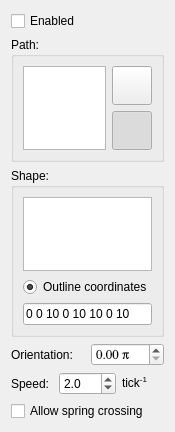
Above: simulator/ui/qactuatorwidget.ui from dantrag/spring_simulator before the change. Below: the same form after it.
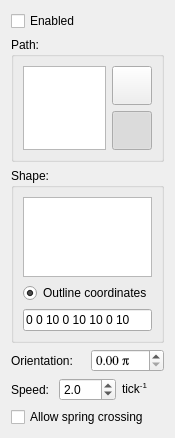
That is the form after the change. Icons and pictures are not drawn.

Patch:
```diff
--- a/simulator/ui/qactuatorwidget.ui
+++ b/simulator/ui/qactuatorwidget.ui
@@ -7,7 +7,7 @@
     <x>0</x>
     <y>0</y>
     <width>169</width>
-    <height>432</height>
+    <height>438</height>
    </rect>
   </property>
   <property name="sizePolicy">
```
Left out of the diff: 6 changed lines with no effect on the pictures.
